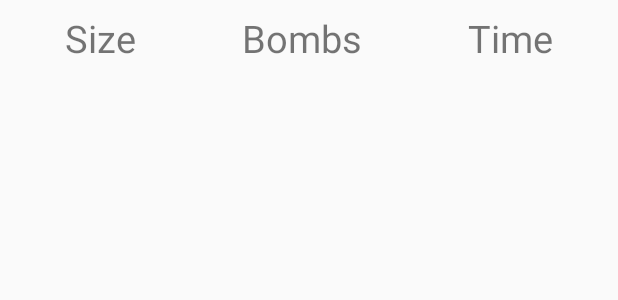
After one commit to eldar301/android-minesweeper, an Android app: the layout activity_rating.xml on its own in the app's theme, with its tools: preview values and no code run, on a phone screen of 412 x 824 dp. The commit adds this screen. Shown: the top 300 px of the screen. Run offline under Robolectric (Android 15) with nearby library versions, the phone set to English and light mode, and no system bars; Roboto replaces fonts that are not available here.

Commit message:
rating scene finished

```diff
--- a/app/build.gradle
+++ b/app/build.gradle
@@ -20,7 +20,12 @@ android {
     }
 }
 
+apply plugin: 'kotlin-kapt'
+
 dependencies {
+    implementation "android.arch.persistence.room:runtime:1.0.0"
+    kapt "android.arch.persistence.room:compiler:1.0.0"
+
     implementation fileTree(dir: 'libs', include: ['*.jar'])
     implementation 'com.android.support:appcompat-v7:28.0.0'
     implementation 'com.android.support.constraint:constraint-layout:1.1.3'
--- a/app/src/main/AndroidManifest.xml
+++ b/app/src/main/AndroidManifest.xml
@@ -3,6 +3,7 @@
     package="com.goloviznin.eldar.minesweeper">
 
     <application
+        android:name=".MinesweeperApplication"
         android:allowBackup="true"
         android:icon="@mipmap/ic_launcher"
         android:label="@string/app_name"
@@ -16,9 +17,12 @@
                 <category android:name="android.intent.category.LAUNCHER" />
             </intent-filter>
         </activity>
+
         <meta-data
             android:name="preloaded_fonts"
             android:resource="@array/preloaded_fonts" />
+
+        <activity android:name=".scenes.rating.view.RatingActivity"></activity>
     </application>
 
 </manifest>
--- a/app/src/main/java/com/goloviznin/eldar/minesweeper/scenes/game/interactor/TimerInteractor.kt
+++ b/app/src/main/java/com/goloviznin/eldar/minesweeper/interactor/TimerInteractor.kt
@@ -1,4 +1,4 @@
-package com.goloviznin.eldar.minesweeper.scenes.game.interactor
+package com.goloviznin.eldar.minesweeper.interactor
 
 import android.os.Handler
 import java.util.*
--- a/app/src/main/java/com/goloviznin/eldar/minesweeper/scenes/game/model/Cell.kt
+++ b/app/src/main/java/com/goloviznin/eldar/minesweeper/scenes/game/model/Cell.kt
@@ -2,6 +2,6 @@ package com.goloviznin.eldar.minesweeper.scenes.game.model
 
 sealed class Cell {
     class Free(val countOfBombsAround: Int): Cell()
-    class Bomb: Cell()
-    class Unknown: Cell()
+    class Bomb : Cell()
+    class Unknown : Cell()
 }
--- a/app/src/main/java/com/goloviznin/eldar/minesweeper/scenes/game/view/FieldView.kt
+++ b/app/src/main/java/com/goloviznin/eldar/minesweeper/scenes/game/view/FieldView.kt
@@ -54,7 +54,7 @@ class FieldView : View {
     private val splitPaint: Paint by lazy {
         val paint = Paint()
         paint.color = ContextCompat.getColor(context, R.color.gameViewSplitColor)
-        paint.strokeWidth = context.resources.getInteger(R.integer.gameViewSplitLineWidth).toFloat()
+        paint.strokeWidth = context.resources.getInteger(R.integer.gameViewSplitLineWidth).toFloat() * resources.displayMetrics.density
         return@lazy paint
     }
 
--- a/app/src/main/res/layout/activity_game.xml
+++ b/app/src/main/res/layout/activity_game.xml
@@ -98,7 +98,7 @@
         android:layout_marginEnd="16dp"
         android:layout_marginRight="16dp"
         android:text="0"
-        android:textSize="20dp"
+        android:textSize="20sp"
         app:fontFamily="sans-serif"
         app:layout_constraintBottom_toBottomOf="parent"
         app:layout_constraintEnd_toEndOf="parent"
--- /dev/null
+++ b/app/src/main/res/layout/activity_rating.xml
@@ -0,0 +1,60 @@
+<?xml version="1.0" encoding="utf-8"?>
+<android.support.constraint.ConstraintLayout xmlns:android="http://schemas.android.com/apk/res/android"
+    xmlns:app="http://schemas.android.com/apk/res-auto"
+    xmlns:tools="http://schemas.android.com/tools"
+    android:layout_width="match_parent"
+    android:layout_height="match_parent"
+    tools:context=".scenes.rating.view.RatingActivity">
+
+    <ScrollView
+        android:layout_width="0dp"
+        android:layout_height="0dp"
+        android:layout_marginStart="8dp"
+        android:layout_marginLeft="8dp"
+        android:layout_marginTop="8dp"
+        android:layout_marginEnd="8dp"
+        android:layout_marginRight="8dp"
+        android:layout_marginBottom="8dp"
+        app:layout_constraintBottom_toBottomOf="parent"
+        app:layout_constraintEnd_toEndOf="parent"
+        app:layout_constraintStart_toStartOf="parent"
+        app:layout_constraintTop_toTopOf="parent">
+
+        <TableLayout
+            android:id="@+id/tableLayout"
+            android:layout_width="match_parent"
+            android:layout_height="wrap_content"
+            android:stretchColumns="0,1,2">
+
+            <TableRow
+                android:layout_width="wrap_content"
+                android:layout_height="wrap_content">
+
+                <TextView
+                    android:layout_width="wrap_content"
+                    android:layout_height="wrap_content"
+                    android:textSize="@dimen/recordViewFontSize"
+                    android:textAlignment="center"
+                    android:text="@string/recordFieldSizeColumnTitle" />
+
+                <TextView
+                    android:layout_width="wrap_content"
+                    android:layout_height="wrap_content"
+                    android:textSize="@dimen/recordViewFontSize"
+                    android:textAlignment="center"
+                    android:text="@string/recordBombsCountColumnTitle" />
+
+                <TextView
+                    android:layout_width="wrap_content"
+                    android:layout_height="wrap_content"
+                    android:textSize="@dimen/recordViewFontSize"
+                    android:textAlignment="center"
+                    android:text="@string/recordTimeColumnTitle" />
+
+            </TableRow>
+
+        </TableLayout>
+
+    </ScrollView>
+
+</android.support.constraint.ConstraintLayout>
--- /dev/null
+++ b/app/src/main/res/menu/main_menu.xml
@@ -0,0 +1,9 @@
+<?xml version="1.0" encoding="utf-8"?>
+<menu xmlns:android="http://schemas.android.com/apk/res/android"
+    xmlns:app="http://schemas.android.com/apk/res-auto">
+    <item
+        android:id="@+id/action_new_game"
+        android:orderInCategory="100"
+        android:title="@string/recordMenuTitle"
+        app:showAsAction="ifRoom"/>
+</menu>
--- a/app/src/main/res/values/strings.xml
+++ b/app/src/main/res/values/strings.xml
@@ -6,4 +6,8 @@
     <string name="restartButtonTitle">Restart</string>
     <string name="winButtonTitle">Win</string>
     <string name="loseButtonTitle">Lose</string>
+    <string name="recordMenuTitle">Records</string>
+    <string name="recordFieldSizeColumnTitle">Size</string>
+    <string name="recordBombsCountColumnTitle">Bombs</string>
+    <string name="recordTimeColumnTitle">Time</string>
 </resources>
--- a/app/src/main/res/values/viewConstants.xml
+++ b/app/src/main/res/values/viewConstants.xml
@@ -1,4 +1,5 @@
 <?xml version="1.0" encoding="utf-8"?>
 <resources>
-    <integer name="gameViewSplitLineWidth">5</integer>
+    <integer name="gameViewSplitLineWidth">2</integer>
+    <dimen name="recordViewFontSize">25sp</dimen>
 </resources>
```
Also changed, not shown: app/src/main/java/com/goloviznin/eldar/minesweeper/MinesweeperApplication.kt (added, +23 -0 lines), app/src/main/java/com/goloviznin/eldar/minesweeper/database/AppDatabase.kt (added, +10 -0 lines), app/src/main/java/com/goloviznin/eldar/minesweeper/database/DatabaseDao.kt (added, +24 -0 lines), app/src/main/java/com/goloviznin/eldar/minesweeper/entity/Record.kt (added, +12 -0 lines), app/src/main/java/com/goloviznin/eldar/minesweeper/interactor/DatabaseInteractor.kt (added, +34 -0 lines), app/src/main/java/com/goloviznin/eldar/minesweeper/scenes/game/model/MineSweeper.kt (+2 -8 lines), app/src/main/java/com/goloviznin/eldar/minesweeper/scenes/game/presenter/GamePresenter.kt (+43 -8 lines), app/src/main/java/com/goloviznin/eldar/minesweeper/scenes/game/view/GameActivity.kt (+17 -1 lines), app/src/main/java/com/goloviznin/eldar/minesweeper/scenes/rating/presenter/RatingPresenter.kt (added, +26 -0 lines), app/src/main/java/com/goloviznin/eldar/minesweeper/scenes/rating/view/RatingActivity.kt (added, +64 -0 lines).
